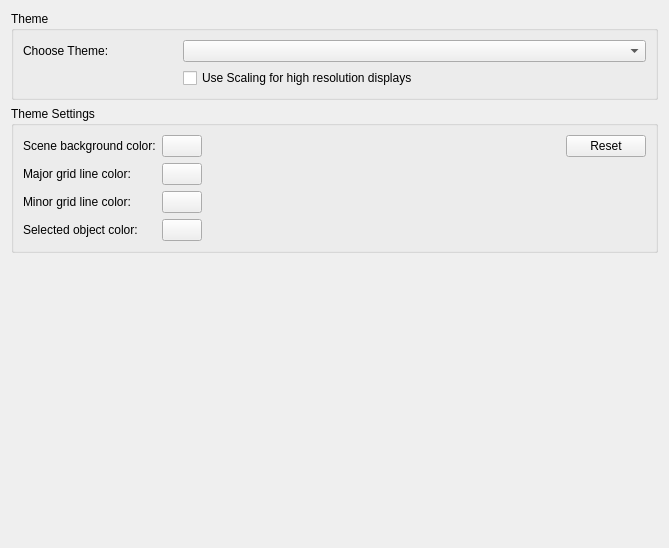
This is SIM-VICUS/src/SVPreferencesPageStyle.ui in ghorwin/SIM-VICUS as Qt 5 draws it before an edit. The edited form follows.
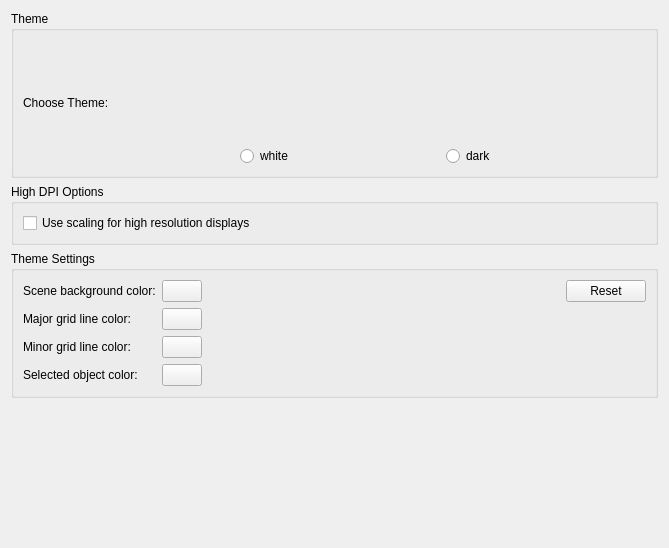
This is the edited form. Custom widgets are drawn as their Qt base class.

Commit message: Major improvements in style settings

The edit to the form file:
```diff
--- a/SIM-VICUS/src/SVPreferencesPageStyle.ui
+++ b/SIM-VICUS/src/SVPreferencesPageStyle.ui
@@ -16,34 +16,88 @@
      <property name="title">
       <string>Theme</string>
      </property>
-     <layout class="QGridLayout" name="gridLayout" columnstretch="1,0">
-      <item row="0" column="0">
+     <layout class="QHBoxLayout" name="horizontalLayout">
+      <item>
        <widget class="QLabel" name="labelTheme">
         <property name="text">
          <string>Choose Theme:</string>
         </property>
        </widget>
       </item>
-      <item row="0" column="1">
-       <widget class="QComboBox" name="comboBoxTheme">
-        <property name="sizePolicy">
-         <sizepolicy hsizetype="Preferred" vsizetype="Fixed">
-          <horstretch>3</horstretch>
-          <verstretch>0</verstretch>
-         </sizepolicy>
+      <item>
+       <spacer name="horizontalSpacer_2">
+        <property name="orientation">
+         <enum>Qt::Horizontal</enum>
         </property>
-        <property name="minimumSize">
+        <property name="sizeHint" stdset="0">
          <size>
-          <width>0</width>
-          <height>0</height>
+          <width>40</width>
+          <height>20</height>
          </size>
         </property>
-       </widget>
+       </spacer>
       </item>
-      <item row="1" column="1">
+      <item>
+       <layout class="QVBoxLayout" name="verticalLayout_2">
+        <item>
+         <widget class="QLabel" name="labelWhitePreview">
+          <property name="minimumSize">
+           <size>
+            <width>200</width>
+            <height>100</height>
+           </size>
+          </property>
+          <property name="text">
+           <string/>
+          </property>
+         </widget>
+        </item>
+        <item>
+         <widget class="QRadioButton" name="radioButtonWhite">
+          <property name="text">
+           <string>white</string>
+          </property>
+         </widget>
+        </item>
+       </layout>
+      </item>
+      <item>
+       <layout class="QVBoxLayout" name="verticalLayout_3">
+        <item>
+         <widget class="QLabel" name="labelDarkPreview">
+          <property name="minimumSize">
+           <size>
+            <width>200</width>
+            <height>100</height>
+           </size>
+          </property>
+          <property name="text">
+           <string/>
+          </property>
+         </widget>
+        </item>
+        <item>
+         <widget class="QRadioButton" name="radioButtonDark">
+          <property name="text">
+           <string>dark</string>
+          </property>
+         </widget>
+        </item>
+       </layout>
+      </item>
+     </layout>
+    </widget>
+   </item>
+   <item>
+    <widget class="QGroupBox" name="groupBox_3">
+     <property name="title">
+      <string>High DPI Options</string>
+     </property>
+     <layout class="QGridLayout" name="gridLayout_3">
+      <item row="0" column="0">
        <widget class="QCheckBox" name="checkBoxScaling">
         <property name="text">
-         <string>Use Scaling for high resolution displays</string>
+         <string>Use scaling for high resolution displays</string>
         </property>
        </widget>
       </item>
```
The commit also changes 2 other files.
